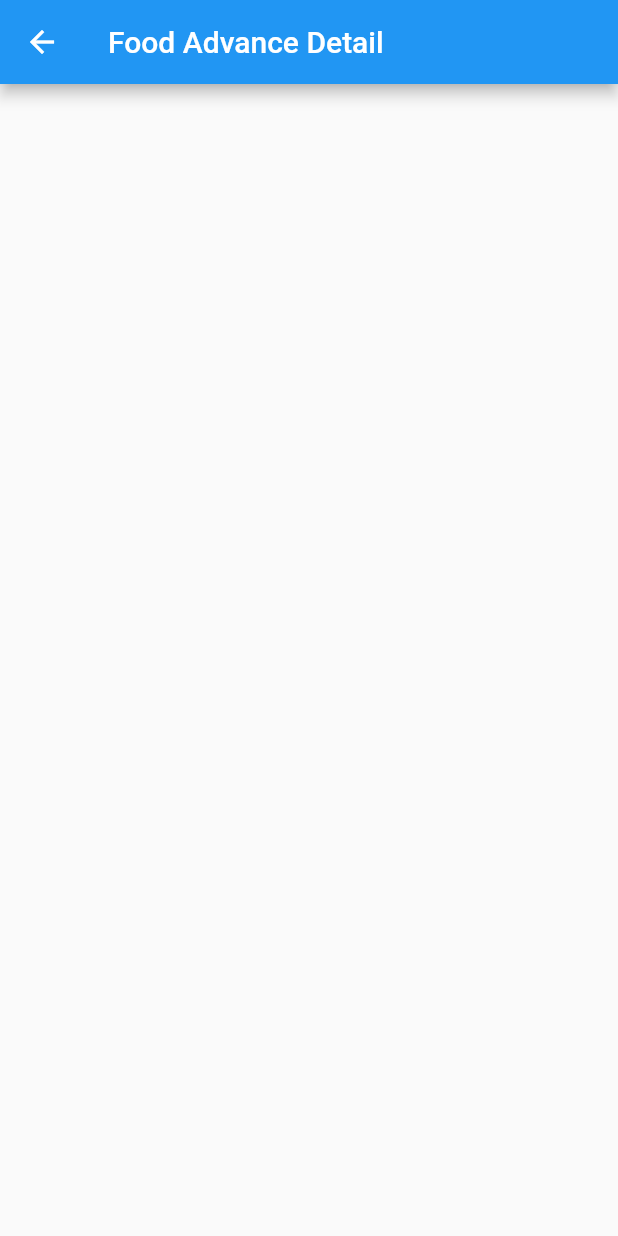
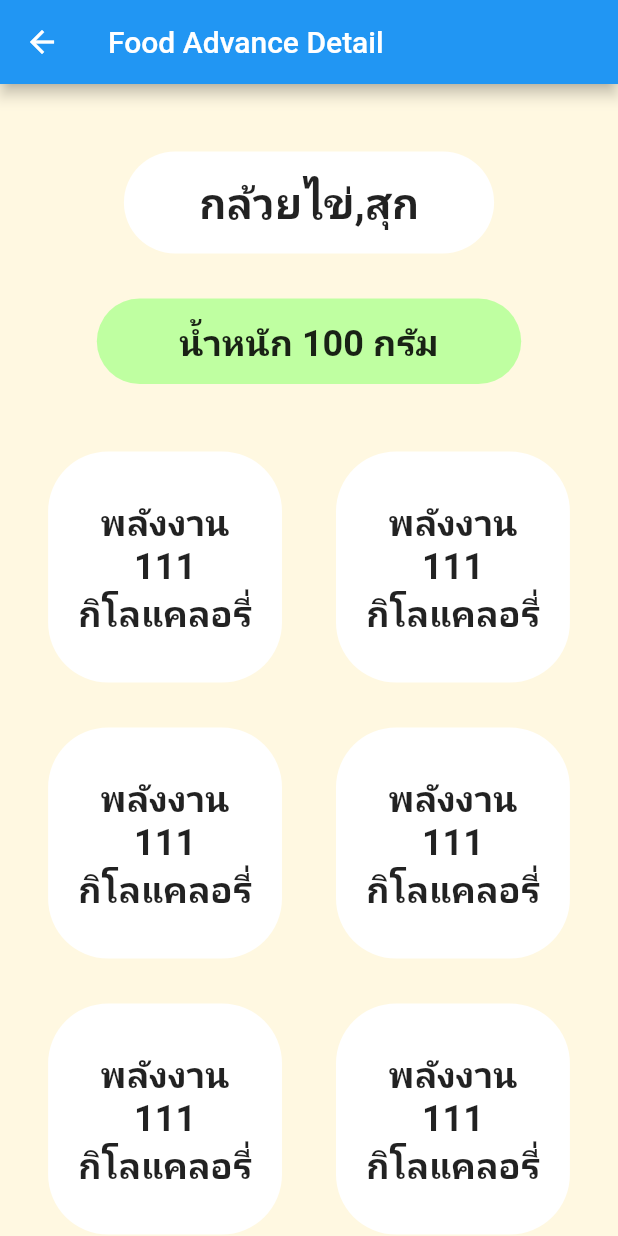
Before and after one commit to AINutritionProject/KinDeeUDee, a Flutter app: the FoodAdvanceDetailPage screen opened directly, on a phone screen of 412 x 824 dp. Run offline on Flutter 3.47's test engine with Material 2 defaults, Android fonts, the phone set to English and light mode, and no system bars; our stand-ins replace camera, cloud_firestore, csv, dotted_border, firebase_auth, firebase_core and 7 more; missing offline and left inert: dart:ffi; accounts and stored records are empty.

```diff
--- a/lib/pages/food_advance_detail.dart
+++ b/lib/pages/food_advance_detail.dart
@@ -6,7 +6,112 @@ class FoodAdvanceDetailPage extends StatelessWidget {
   @override
   Widget build(BuildContext context) {
     return Scaffold(
+      backgroundColor: const Color.fromRGBO(255, 248, 225, 1),
       appBar: AppBar(title: const Text("Food Advance Detail")),
+      body: SingleChildScrollView(
+        child: Column(
+          children: [
+            Padding(
+              padding: const EdgeInsets.fromLTRB(0, 45, 0, 20),
+              child: Container(
+                padding: const EdgeInsets.fromLTRB(50, 15, 50, 15),
+                decoration: BoxDecoration(
+                  color: Colors.white,
+                  borderRadius: BorderRadius.circular(50)
+                ),
+                constraints: const BoxConstraints(
+                  minWidth: 100,
+                  minHeight: 50
+                ),
+                child: const Text(
+                  'กล้วยไข่,สุก',
+                  style: TextStyle(
+                    fontSize: 28,
+                    fontWeight: FontWeight.bold
+                  ),
+                ),
+              ),
+            ),
+            Padding(
+              padding: const EdgeInsets.fromLTRB(0, 10, 0, 30),
+              child: Container(
+                padding: const EdgeInsets.symmetric(vertical: 12, horizontal: 55),
+                decoration: BoxDecoration(
+                  color: const Color.fromRGBO(191, 255, 161, 1),
+                  borderRadius: BorderRadius.circular(50)
+                ),
+                child: const Text(
+                  'น้ำหนัก 100 กรัม',
+                  style: TextStyle(
+                    fontSize: 24,
+                    fontWeight: FontWeight.bold
+                  ),
+                ),
+              ),
+            ),
+            const BoxNutritionDetail(textDetailLeft: 'พลังงาน\n111\nกิโลแคลอรี่', textDetailRight: 'พลังงาน\n111\nกิโลแคลอรี่',),
+            const BoxNutritionDetail(textDetailLeft: 'พลังงาน\n111\nกิโลแคลอรี่', textDetailRight: 'พลังงาน\n111\nกิโลแคลอรี่'),
+            const BoxNutritionDetail(textDetailLeft: 'พลังงาน\n111\nกิโลแคลอรี่', textDetailRight: 'พลังงาน\n111\nกิโลแคลอรี่'),
+
+            SizedBox(
+              width: MediaQuery.of(context).size.width,
+              height: 100,
+            )
+          ],
+        ),
+      ),
     );
   }
 }
+
+class BoxNutritionDetail extends StatelessWidget {
+  const BoxNutritionDetail({
+    super.key,
+    required this.textDetailLeft,
+    required this.textDetailRight
+  });
+
+  final String textDetailLeft;
+  final String textDetailRight;
+
+  @override
+  Widget build(BuildContext context) {
+    return Row(
+      mainAxisAlignment: MainAxisAlignment.center,
+      mainAxisSize: MainAxisSize.max,
+      children: [
+        Padding(
+          padding: const EdgeInsets.fromLTRB(18, 15, 18, 15),
+          child: Container(
+            padding: const EdgeInsets.symmetric(vertical: 30, horizontal: 20),
+            decoration: BoxDecoration(
+              color: Colors.white,
+              borderRadius: BorderRadius.circular(40)
+            ),
+            child: Column(
+              children: [
+                Text(textDetailLeft, style: const TextStyle(fontSize: 24, fontWeight: FontWeight.bold,),textAlign: TextAlign.center,),
+              ],
+            ),
+          ),
+        ),
+        Padding(
+          padding: const EdgeInsets.fromLTRB(18, 15, 18, 15),
+          child: Container(
+            padding: const EdgeInsets.symmetric(vertical: 30, horizontal: 20),
+            decoration: BoxDecoration(
+              color: Colors.white,
+              borderRadius: BorderRadius.circular(40)
+            ),
+            child:  const Column(
+              children: [
+                Text('พลังงาน\n111\nกิโลแคลอรี่', style: TextStyle(fontSize: 24, fontWeight: FontWeight.bold,),textAlign: TextAlign.center,),
+
+              ],
+            ),
+          ),
+        ),
+      ],
+    );
+  }
+}
--- a/lib/pages/food_detailed.dart
+++ b/lib/pages/food_detailed.dart
@@ -52,9 +52,9 @@ class FoodDetailPage extends StatelessWidget {
                     fiber: detail.fiber,
                     sugar: detail.sugar),
               ),
-              const BenefitDetailContainer(
+              BenefitDetailContainer(
                 textBenefitDetail:
-                    "ช่วยป้องกันการเกิดโรคหลอดเลือดหัวใจ\nช่วยให้ผนังหลอดเลือดแข็งแรง\nป้องกันการเกิดโรคต้อกระจก\nลดกรดในกระเพาะอาหาร ช่วยละลายเสมหะ\nลดความดันโลหิต ช่วยบำรุงหัวใจ",
+                    detail.benefit,
               ),
               const ClickHereContainer(),
             ],
```
